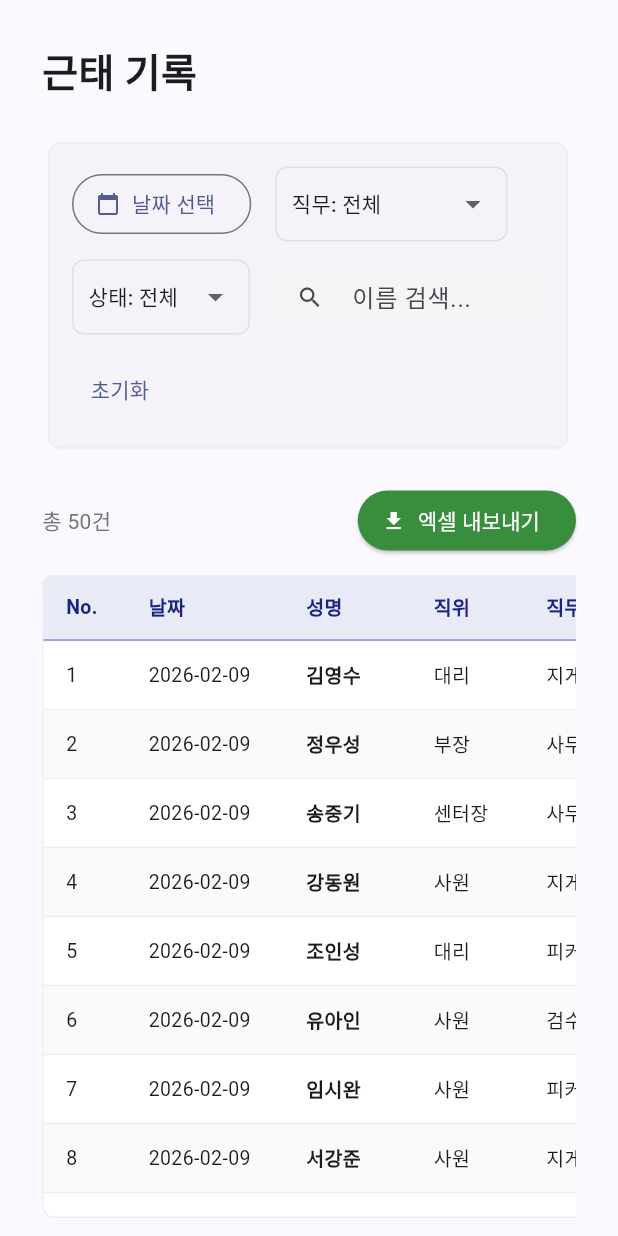
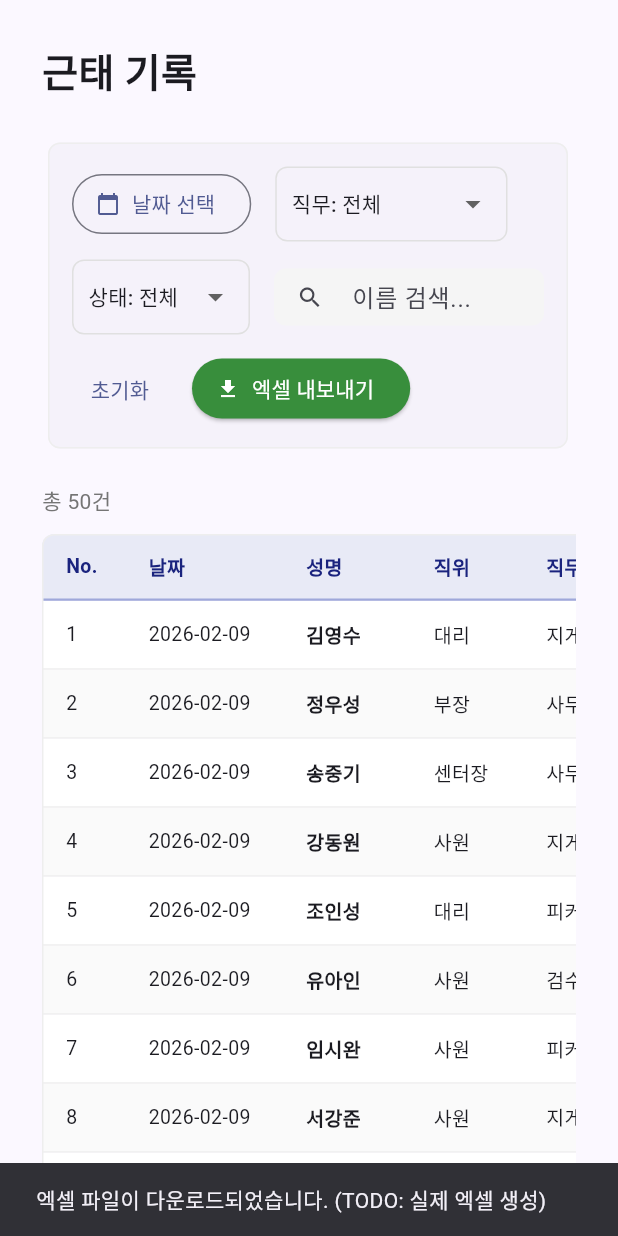
Before and after one commit to forever8710-cloud/attendance_go, a Flutter app: the AttendanceRecordsScreen widget shown alone on an empty page, opened directly, after a tap on "엑셀 내보내기", on a phone screen of 412 x 824 dp. Run offline on Flutter 3.47's test engine with Material 3 defaults, Android fonts, the phone set to English and light mode, and no system bars; our stand-ins replace flutter_riverpod, freezed_annotation, supabase_flutter; accounts and stored records are empty.

Commit message:
v1.11: 대시보드 주간/야간 출근 분리 + 버튼 위치 개선 + Firebase 배포
- 대시보드 '오늘 출근' → '주간출근'(37명) + '야간출근'(8명) 카드 분리
- 근태기록: 엑셀 내보내기 버튼 필터 바 내로 이동
- 급여관리: 엑셀/확정 버튼 급여대장 생성 우측으로 이동
- 테이블 Align(topLeft) 좌측 정렬 보정
- Firebase Hosting 설정 (.firebaserc, firebase.json)
- docs 파일 workflow_managerUI_CLI/ 폴더로 정리

Co-Authored-By: Claude Opus 4.6 <noreply@anthropic.com>

```diff
--- a/apps/manager_web/lib/core/widgets/sticky_data_table.dart
+++ b/apps/manager_web/lib/core/widgets/sticky_data_table.dart
@@ -61,7 +61,9 @@ class StickyHeaderTable extends StatelessWidget {
 
     return LayoutBuilder(
       builder: (context, constraints) {
-        return SingleChildScrollView(
+        return Align(
+          alignment: Alignment.topLeft,
+          child: SingleChildScrollView(
           scrollDirection: Axis.horizontal,
           child: SizedBox(
             width: tableWidth,
@@ -85,6 +87,7 @@ class StickyHeaderTable extends StatelessWidget {
               ),
             ),
           ),
+        ),
         );
       },
     );
--- a/apps/manager_web/lib/features/attendance_records/presentation/attendance_records_screen.dart
+++ b/apps/manager_web/lib/features/attendance_records/presentation/attendance_records_screen.dart
@@ -93,6 +93,16 @@ class _AttendanceRecordsScreenState extends ConsumerState<AttendanceRecordsScree
                         }),
                         child: const Text('초기화'),
                       ),
+                      ElevatedButton.icon(
+                        onPressed: () {
+                          ScaffoldMessenger.of(context).showSnackBar(
+                            const SnackBar(content: Text('엑셀 파일이 다운로드되었습니다. (TODO: 실제 엑셀 생성)')),
+                          );
+                        },
+                        icon: const Icon(Icons.download, size: 16),
+                        label: const Text('엑셀 내보내기'),
+                        style: ElevatedButton.styleFrom(backgroundColor: Colors.green[700], foregroundColor: Colors.white),
+                      ),
                     ],
                   ),
                 ),
@@ -131,18 +141,7 @@ class _AttendanceRecordsScreenState extends ConsumerState<AttendanceRecordsScree
                 return Column(
                   crossAxisAlignment: CrossAxisAlignment.start,
                   children: [
-                    Row(
-                      children: [
-                        Text('총 ${filtered.length}건', style: TextStyle(color: Colors.grey[600])),
-                        const Spacer(),
-                        ElevatedButton.icon(
-                          onPressed: () {},
-                          icon: const Icon(Icons.download, size: 16),
-                          label: const Text('엑셀 내보내기'),
-                          style: ElevatedButton.styleFrom(backgroundColor: Colors.green[700], foregroundColor: Colors.white),
-                        ),
-                      ],
-                    ),
+                    Text('총 ${filtered.length}건', style: TextStyle(color: Colors.grey[600])),
                     const SizedBox(height: 12),
                     Expanded(
                       child: StickyHeaderTable.wrapWithCard(
--- a/apps/manager_web/lib/features/payroll/presentation/payroll_screen.dart
+++ b/apps/manager_web/lib/features/payroll/presentation/payroll_screen.dart
@@ -62,8 +62,8 @@ class _PayrollScreenState extends ConsumerState<PayrollScreen> {
                         : const Icon(Icons.calculate, size: 18),
                     label: const Text('급여대장 생성'),
                   ),
-                  const Spacer(),
                   if (_payrollData != null && canEditPayroll(widget.role)) ...[
+                    const SizedBox(width: 16),
                     ElevatedButton.icon(
                       onPressed: () {
                         ScaffoldMessenger.of(context).showSnackBar(
```
Also changed, not shown: apps/manager_web/lib/features/dashboard/data/dashboard_repository.dart (+7 -4 lines), apps/manager_web/lib/features/dashboard/presentation/dashboard_screen.dart (+7 -3 lines), firebase.json (added), 8 other files.
